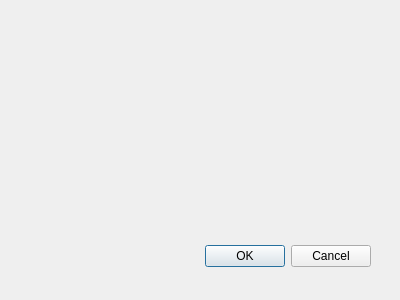
The window that sessiondialog.ui (Palpatineli/CortexView2) describes before a commit, drawn with Qt 5.
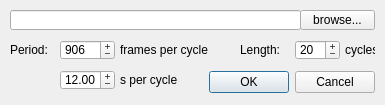
The same window after the commit.

```diff
--- a/sessiondialog.ui
+++ b/sessiondialog.ui
@@ -8,20 +8,26 @@
    <rect>
     <x>0</x>
     <y>0</y>
-    <width>400</width>
-    <height>300</height>
+    <width>385</width>
+    <height>105</height>
    </rect>
   </property>
+  <property name="sizePolicy">
+   <sizepolicy hsizetype="Fixed" vsizetype="Fixed">
+    <horstretch>0</horstretch>
+    <verstretch>0</verstretch>
+   </sizepolicy>
+  </property>
   <property name="windowTitle">
    <string>Dialog</string>
   </property>
   <widget class="QDialogButtonBox" name="buttonBox">
    <property name="geometry">
     <rect>
-     <x>30</x>
-     <y>240</y>
-     <width>341</width>
-     <height>32</height>
+     <x>204</x>
+     <y>70</y>
+     <width>171</width>
+     <height>25</height>
     </rect>
    </property>
    <property name="orientation">
@@ -31,6 +37,175 @@
     <set>QDialogButtonBox::Cancel|QDialogButtonBox::Ok</set>
    </property>
   </widget>
+  <widget class="QLineEdit" name="filePathEdit">
+   <property name="geometry">
+    <rect>
+     <x>10</x>
+     <y>10</y>
+     <width>291</width>
+     <height>20</height>
+    </rect>
+   </property>
+  </widget>
+  <widget class="QPushButton" name="browseFileButton">
+   <property name="geometry">
+    <rect>
+     <x>300</x>
+     <y>10</y>
+     <width>75</width>
+     <height>20</height>
+    </rect>
+   </property>
+   <property name="sizePolicy">
+    <sizepolicy hsizetype="Fixed" vsizetype="Fixed">
+     <horstretch>0</horstretch>
+     <verstretch>0</verstretch>
+    </sizepolicy>
+   </property>
+   <property name="text">
+    <string>browse...</string>
+   </property>
+  </widget>
+  <widget class="QLabel" name="label">
+   <property name="geometry">
+    <rect>
+     <x>240</x>
+     <y>40</y>
+     <width>45</width>
+     <height>20</height>
+    </rect>
+   </property>
+   <property name="text">
+    <string>Length:</string>
+   </property>
+  </widget>
+  <widget class="QLabel" name="label_2">
+   <property name="geometry">
+    <rect>
+     <x>10</x>
+     <y>40</y>
+     <width>45</width>
+     <height>20</height>
+    </rect>
+   </property>
+   <property name="text">
+    <string>Period:</string>
+   </property>
+  </widget>
+  <widget class="QLabel" name="label_3">
+   <property name="geometry">
+    <rect>
+     <x>120</x>
+     <y>40</y>
+     <width>100</width>
+     <height>20</height>
+    </rect>
+   </property>
+   <property name="text">
+    <string>frames per cycle</string>
+   </property>
+  </widget>
+  <widget class="QLabel" name="label_5">
+   <property name="geometry">
+    <rect>
+     <x>345</x>
+     <y>40</y>
+     <width>30</width>
+     <height>20</height>
+    </rect>
+   </property>
+   <property name="text">
+    <string>cycles</string>
+   </property>
+  </widget>
+  <widget class="QSpinBox" name="periodSpin">
+   <property name="geometry">
+    <rect>
+     <x>60</x>
+     <y>40</y>
+     <width>55</width>
+     <height>20</height>
+    </rect>
+   </property>
+   <property name="buttonSymbols">
+    <enum>QAbstractSpinBox::PlusMinus</enum>
+   </property>
+   <property name="accelerated">
+    <bool>true</bool>
+   </property>
+   <property name="minimum">
+    <number>6</number>
+   </property>
+   <property name="maximum">
+    <number>2000</number>
+   </property>
+   <property name="singleStep">
+    <number>6</number>
+   </property>
+   <property name="value">
+    <number>906</number>
+   </property>
+  </widget>
+  <widget class="QSpinBox" name="lengthSpin">
+   <property name="geometry">
+    <rect>
+     <x>295</x>
+     <y>40</y>
+     <width>45</width>
+     <height>20</height>
+    </rect>
+   </property>
+   <property name="buttonSymbols">
+    <enum>QAbstractSpinBox::PlusMinus</enum>
+   </property>
+   <property name="accelerated">
+    <bool>true</bool>
+   </property>
+   <property name="minimum">
+    <number>1</number>
+   </property>
+   <property name="maximum">
+    <number>80</number>
+   </property>
+   <property name="singleStep">
+    <number>5</number>
+   </property>
+   <property name="value">
+    <number>20</number>
+   </property>
+  </widget>
+  <widget class="QDoubleSpinBox" name="periodSpinInS">
+   <property name="geometry">
+    <rect>
+     <x>60</x>
+     <y>70</y>
+     <width>55</width>
+     <height>20</height>
+    </rect>
+   </property>
+   <property name="buttonSymbols">
+    <enum>QAbstractSpinBox::PlusMinus</enum>
+   </property>
+   <property name="accelerated">
+    <bool>true</bool>
+   </property>
+   <property name="value">
+    <double>12.000000000000000</double>
+   </property>
+  </widget>
+  <widget class="QLabel" name="label_4">
+   <property name="geometry">
+    <rect>
+     <x>120</x>
+     <y>70</y>
+     <width>100</width>
+     <height>20</height>
+    </rect>
+   </property>
+   <property name="text">
+    <string>s per cycle</string>
+   </property>
+  </widget>
  </widget>
  <pixmapfunction/>
  <resources/>
```
Left out of the diff: 15 changed lines with no effect on the pictures.
